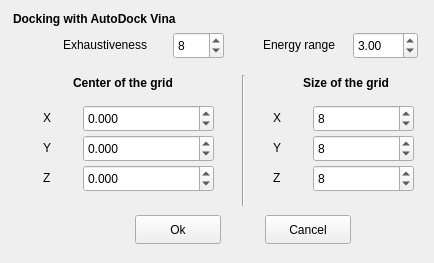
Qt form ChemFlow/src/GUI/qt_creator/docking_vina.ui (IFMlab/ChemFlow) before a commit.
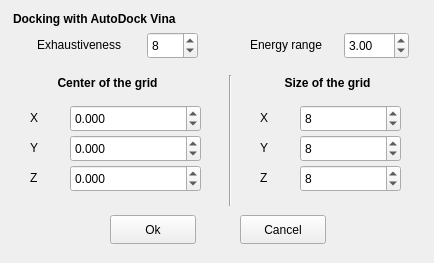
The same form after that commit.

Patch:
```diff
--- a/ChemFlow/src/GUI/qt_creator/docking_vina.ui
+++ b/ChemFlow/src/GUI/qt_creator/docking_vina.ui
@@ -16,7 +16,7 @@
   <widget class="QSpinBox" name="spinBox_sz">
    <property name="geometry">
     <rect>
-     <x>313</x>
+     <x>300</x>
      <y>165</y>
      <width>101</width>
      <height>27</height>
@@ -35,7 +35,7 @@
   <widget class="QLabel" name="label_3">
    <property name="geometry">
     <rect>
-     <x>73</x>
+     <x>42</x>
      <y>73</y>
      <width>131</width>
      <height>20</height>
@@ -50,11 +50,14 @@
    <property name="text">
     <string>Center of the grid</string>
    </property>
+   <property name="alignment">
+    <set>Qt::AlignCenter</set>
+   </property>
   </widget>
   <widget class="QLabel" name="label_10">
    <property name="geometry">
     <rect>
-     <x>63</x>
+     <x>37</x>
      <y>35</y>
      <width>111</width>
      <height>20</height>
@@ -67,7 +70,7 @@
   <widget class="QDoubleSpinBox" name="doubleSpinBox_energyRange">
    <property name="geometry">
     <rect>
-     <x>353</x>
+     <x>344</x>
      <y>32</y>
      <width>65</width>
      <height>27</height>
@@ -83,7 +86,7 @@
   <widget class="QDoubleSpinBox" name="doubleSpinBox_cz">
    <property name="geometry">
     <rect>
-     <x>83</x>
+     <x>70</x>
      <y>165</y>
      <width>131</width>
      <height>27</height>
@@ -104,7 +107,7 @@
     <rect>
      <x>13</x>
      <y>10</y>
-     <width>201</width>
+     <width>211</width>
      <height>17</height>
     </rect>
    </property>
@@ -121,7 +124,7 @@
   <widget class="QPushButton" name="pushButton_ok">
    <property name="geometry">
     <rect>
-     <x>135</x>
+     <x>110</x>
      <y>215</y>
      <width>86</width>
      <height>29</height>
@@ -134,7 +137,7 @@
   <widget class="QLabel" name="label_2">
    <property name="geometry">
     <rect>
-     <x>43</x>
+     <x>30</x>
      <y>105</y>
      <width>41</width>
      <height>26</height>
@@ -147,7 +150,7 @@
   <widget class="QLabel" name="label_4">
    <property name="geometry">
     <rect>
-     <x>303</x>
+     <x>267</x>
      <y>73</y>
      <width>121</width>
      <height>20</height>
@@ -162,11 +165,14 @@
    <property name="text">
     <string>Size of the grid</string>
    </property>
+   <property name="alignment">
+    <set>Qt::AlignCenter</set>
+   </property>
   </widget>
   <widget class="QLabel" name="label_11">
    <property name="geometry">
     <rect>
-     <x>263</x>
+     <x>250</x>
      <y>35</y>
      <width>91</width>
      <height>20</height>
@@ -179,7 +185,7 @@
   <widget class="QSpinBox" name="spinBox_sx">
    <property name="geometry">
     <rect>
-     <x>313</x>
+     <x>300</x>
      <y>105</y>
      <width>101</width>
      <height>27</height>
@@ -198,7 +204,7 @@
   <widget class="QDoubleSpinBox" name="doubleSpinBox_cy">
    <property name="geometry">
     <rect>
-     <x>83</x>
+     <x>70</x>
      <y>135</y>
      <width>131</width>
      <height>27</height>
@@ -217,7 +223,7 @@
   <widget class="QLabel" name="label_6">
    <property name="geometry">
     <rect>
-     <x>43</x>
+     <x>30</x>
      <y>165</y>
      <width>41</width>
      <height>26</height>
@@ -230,7 +236,7 @@
   <widget class="QDoubleSpinBox" name="doubleSpinBox_cx">
    <property name="geometry">
     <rect>
-     <x>83</x>
+     <x>70</x>
      <y>105</y>
      <width>131</width>
      <height>27</height>
@@ -249,7 +255,7 @@
   <widget class="QSpinBox" name="spinBox_sy">
    <property name="geometry">
     <rect>
-     <x>313</x>
+     <x>300</x>
      <y>135</y>
      <width>101</width>
      <height>27</height>
@@ -268,7 +274,7 @@
   <widget class="QLabel" name="label_7">
    <property name="geometry">
     <rect>
-     <x>273</x>
+     <x>260</x>
      <y>105</y>
      <width>41</width>
      <height>26</height>
@@ -281,7 +287,7 @@
   <widget class="QLabel" name="label_9">
    <property name="geometry">
     <rect>
-     <x>273</x>
+     <x>260</x>
      <y>135</y>
      <width>41</width>
      <height>26</height>
@@ -294,7 +300,7 @@
   <widget class="QLabel" name="label_5">
    <property name="geometry">
     <rect>
-     <x>43</x>
+     <x>30</x>
      <y>135</y>
      <width>41</width>
      <height>26</height>
@@ -307,7 +313,7 @@
   <widget class="QSpinBox" name="spinBox_exhaustiveness">
    <property name="geometry">
     <rect>
-     <x>173</x>
+     <x>147</x>
      <y>32</y>
      <width>51</width>
      <height>27</height>
@@ -323,7 +329,7 @@
   <widget class="Line" name="line_4">
    <property name="geometry">
     <rect>
-     <x>233</x>
+     <x>220</x>
      <y>75</y>
      <width>20</width>
      <height>131</height>
@@ -336,7 +342,7 @@
   <widget class="QPushButton" name="pushButton_cancel">
    <property name="geometry">
     <rect>
-     <x>265</x>
+     <x>240</x>
      <y>215</y>
      <width>86</width>
      <height>29</height>
@@ -349,7 +355,7 @@
   <widget class="QLabel" name="label_8">
    <property name="geometry">
     <rect>
-     <x>273</x>
+     <x>260</x>
      <y>165</y>
      <width>41</width>
      <height>26</height>
```
